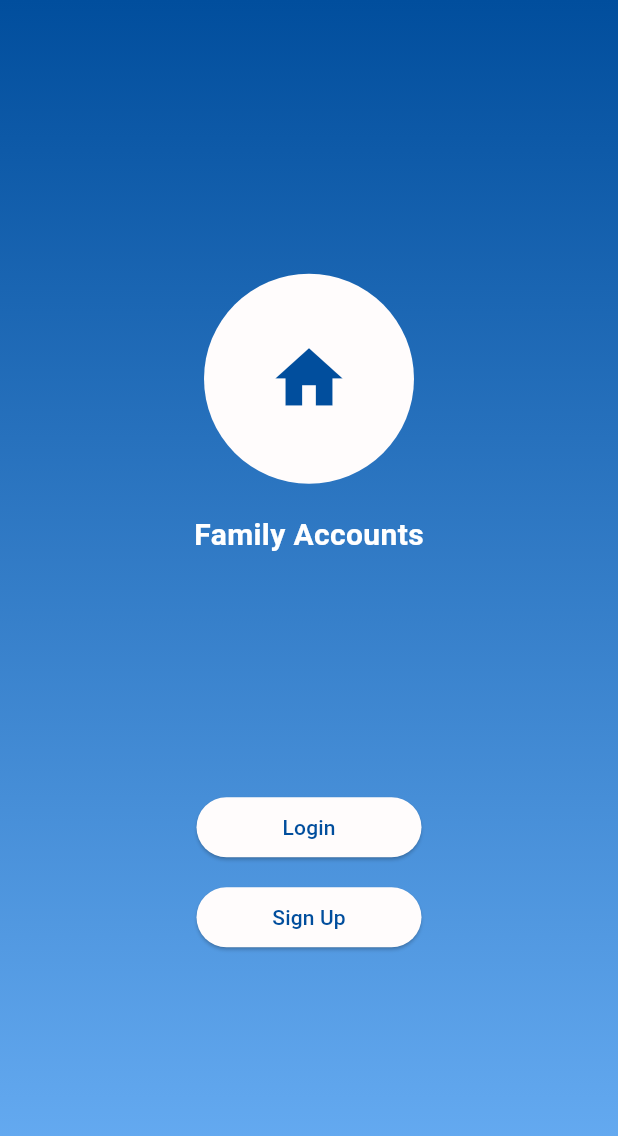
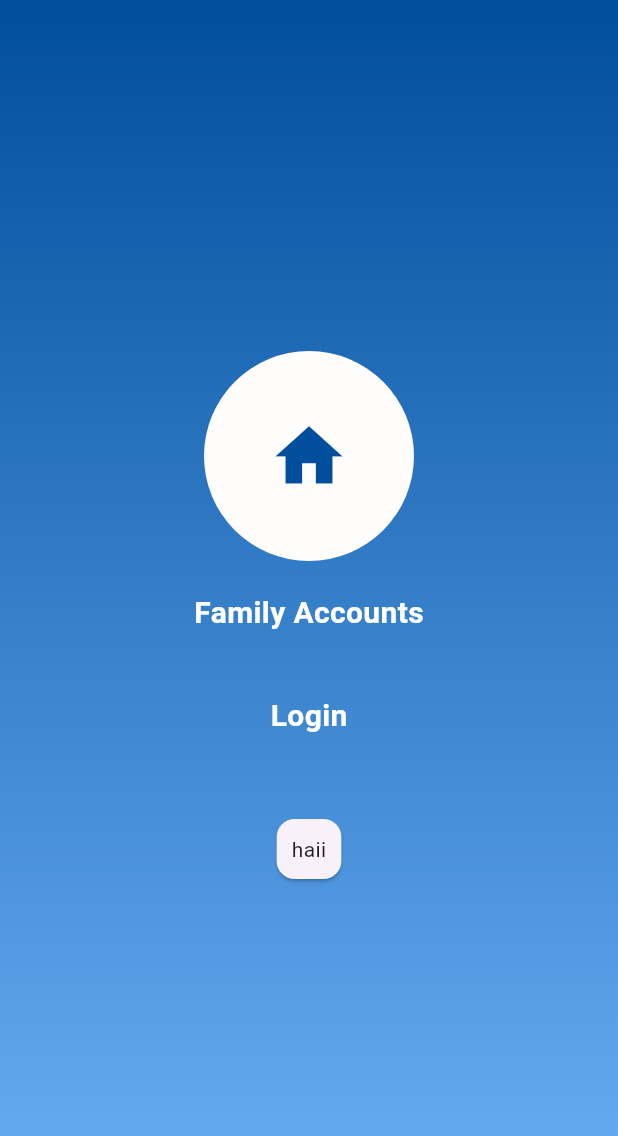
Before and after one commit to johnsonpeter-j/family_accounts_flutter_app, a Flutter app: the screen it shows after launch, after a tap on "Login", on a phone screen of 412 x 824 dp. Shown: the top 1136 px of the screen. Run offline on Flutter 3.47's test engine with Material 3 defaults, Android fonts, the phone set to English and light mode, and no system bars.

Commit message:
login page ui started

```diff
--- a/lib/main.dart
+++ b/lib/main.dart
@@ -1,3 +1,4 @@
+import 'package:family_account_flutter_app/views/home/home.dart';
 import 'package:flutter/material.dart';
 
 void main() {
@@ -20,76 +21,3 @@
     );
   }
 }
-
-class MyHomePage extends StatelessWidget {
-  const MyHomePage({super.key});
-
-  @override
-  Widget build(BuildContext context) {
-    return Scaffold(
-      body: Container(
-        height: double.infinity,
-        width: double.infinity,
-        decoration: new BoxDecoration(
-            gradient: new LinearGradient(
-          begin: Alignment.topCenter,
-          end: Alignment.bottomCenter,
-          colors: [const Color(0XFF014E9D), const Color(0XFF6CB1F7)],
-        )),
-        child: Column(
-          mainAxisAlignment: MainAxisAlignment.center,
-          children: [
-            CircleAvatar(
-              backgroundColor: Color(0XFFFFFCFC),
-              radius: 70,
-              child: Icon(
-                Icons.home,
-                color: Color(0XFF014E9D),
-                size: 54.0,
-                semanticLabel: 'Text to announce in accessibility modes',
-              ), //Text
-            ),
-            Padding(
-              padding: const EdgeInsets.fromLTRB(0, 20, 0, 150),
-              child: Text(
-                "Family Accounts",
-                style: TextStyle(
-                    fontSize: 20,
-                    fontWeight: FontWeight.bold,
-                    color: Color(0XFFFFFFFF)),
-              ),
-            ),
-            Padding(
-              padding: const EdgeInsets.fromLTRB(0, 10, 0, 10),
-              child: SizedBox(
-                width: 150,
-                height: 40,
-                child: ElevatedButton(
-                  style: ElevatedButton.styleFrom(
-                      backgroundColor: Color(0XFFFFFCFC),
-                      foregroundColor: Color(0XFF014E9D)),
-                  child: const Text('Login'),
-                  onPressed: () {},
-                ),
-              ),
-            ),
-            Padding(
-              padding: const EdgeInsets.fromLTRB(0, 10, 0, 10),
-              child: SizedBox(
-                width: 150,
-                height: 40,
-                child: ElevatedButton(
-                  style: ElevatedButton.styleFrom(
-                      backgroundColor: Color(0XFFFFFCFC),
-                      foregroundColor: Color(0XFF014E9D)),
-                  child: const Text('Sign Up'),
-                  onPressed: () {},
-                ),
-              ),
-            ),
-          ],
-        ),
-      ),
-    );
-  }
-}
--- /dev/null
+++ b/lib/views/home/home.dart
@@ -0,0 +1,86 @@
+import 'package:family_account_flutter_app/views/login/loginpage.dart';
+import 'package:flutter/material.dart';
+
+class MyHomePage extends StatefulWidget {
+  const MyHomePage({super.key});
+
+  @override
+  State<MyHomePage> createState() => _MyHomePageState();
+}
+
+class _MyHomePageState extends State<MyHomePage> {
+  @override
+  Widget build(BuildContext context) {
+    return Scaffold(
+      body: Container(
+        height: double.infinity,
+        width: double.infinity,
+        decoration: new BoxDecoration(
+            gradient: new LinearGradient(
+          begin: Alignment.topCenter,
+          end: Alignment.bottomCenter,
+          colors: [const Color(0XFF014E9D), const Color(0XFF6CB1F7)],
+        )),
+        child: Column(
+          mainAxisAlignment: MainAxisAlignment.center,
+          children: [
+            CircleAvatar(
+              backgroundColor: Color(0XFFFFFCFC),
+              radius: 70,
+              child: Icon(
+                Icons.home,
+                color: Color(0XFF014E9D),
+                size: 54.0,
+                semanticLabel: 'Text to announce in accessibility modes',
+              ), //Text
+            ),
+            Padding(
+              padding: const EdgeInsets.fromLTRB(0, 20, 0, 150),
+              child: Text(
+                "Family Accounts",
+                style: TextStyle(
+                    fontSize: 20,
+                    fontWeight: FontWeight.bold,
+                    color: Color(0XFFFFFFFF)),
+              ),
+            ),
+            Padding(
+              padding: const EdgeInsets.fromLTRB(0, 10, 0, 10),
+              child: SizedBox(
+                width: 150,
+                height: 40,
+                child: ElevatedButton(
+                  style: ElevatedButton.styleFrom(
+                      backgroundColor: Color(0XFFFFFCFC),
+                      foregroundColor: Color(0XFF014E9D)),
+                  child: const Text('Login'),
+                  onPressed: () {
+                    Navigator.push(
+                      context,
+                      MaterialPageRoute(
+                          builder: (context) => const LoginPage()),
+                    );
+                  },
+                ),
+              ),
+            ),
+            Padding(
+              padding: const EdgeInsets.fromLTRB(0, 10, 0, 10),
+              child: SizedBox(
+                width: 150,
+                height: 40,
+                child: ElevatedButton(
+                  style: ElevatedButton.styleFrom(
+                      backgroundColor: Color(0XFFFFFCFC),
+                      foregroundColor: Color(0XFF014E9D)),
+                  child: const Text('Sign Up'),
+                  onPressed: () {},
+                ),
+              ),
+            ),
+          ],
+        ),
+      ),
+    );
+  }
+}
--- /dev/null
+++ b/lib/views/login/loginpage.dart
@@ -0,0 +1,68 @@
+import 'package:flutter/material.dart';
+
+class LoginPage extends StatefulWidget {
+  const LoginPage({super.key});
+
+  @override
+  State<LoginPage> createState() => _LoginPageState();
+}
+
+class _LoginPageState extends State<LoginPage> {
+  @override
+  Widget build(BuildContext context) {
+    return Scaffold(
+      body: Container(
+        height: double.infinity,
+        width: double.infinity,
+        decoration: new BoxDecoration(
+            gradient: new LinearGradient(
+          begin: Alignment.topCenter,
+          end: Alignment.bottomCenter,
+          colors: [const Color(0XFF014E9D), const Color(0XFF6CB1F7)],
+        )),
+        child: Column(
+          mainAxisAlignment: MainAxisAlignment.center,
+          children: [
+            CircleAvatar(
+              backgroundColor: Color(0XFFFFFCFC),
+              radius: 70,
+              child: Icon(
+                Icons.home,
+                color: Color(0XFF014E9D),
+                size: 54.0,
+                semanticLabel: 'Text to announce in accessibility modes',
+              ), //Text
+            ),
+            Padding(
+              padding: const EdgeInsets.fromLTRB(0, 20, 0, 20),
+              child: Text(
+                "Family Accounts",
+                style: TextStyle(
+                    fontSize: 20,
+                    fontWeight: FontWeight.bold,
+                    color: Color(0XFFFFFFFF)),
+              ),
+            ),
+            Padding(
+              padding: const EdgeInsets.fromLTRB(0, 20, 0, 50),
+              child: Text(
+                "Login",
+                style: TextStyle(
+                    fontSize: 20,
+                    fontWeight: FontWeight.bold,
+                    color: Color(0XFFFFFFFF)),
+              ),
+            ),
+            Card(
+              child: Padding(
+                padding: const EdgeInsets.all(10),
+                child: Text("haii"),
+              ),
+            ),
+          ],
+        ),
+      ),
+    );
+    ;
+  }
+}
```
